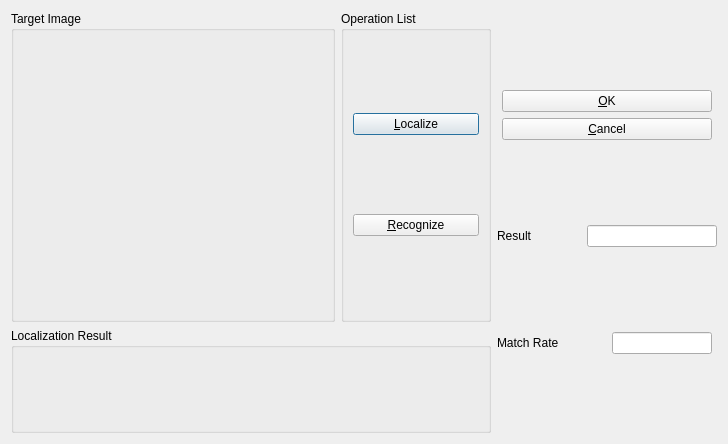
The window that MTMS_Server/recognizedialog.ui (zhming0/Modernization-Traffic-Monitoring-System) describes before a commit, drawn with Qt 5.
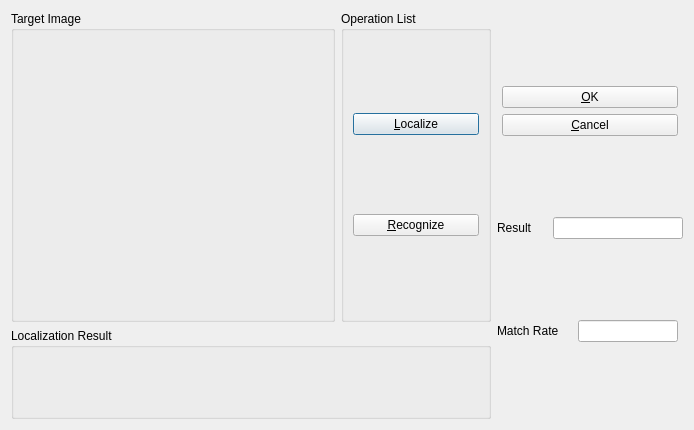
The same window after the commit. Icons and pictures are not drawn. Custom widgets are drawn as their Qt base class.

Patch:
```diff
--- a/MTMS_Server/recognizedialog.ui
+++ b/MTMS_Server/recognizedialog.ui
@@ -6,8 +6,8 @@
    <rect>
     <x>0</x>
     <y>0</y>
-    <width>728</width>
-    <height>444</height>
+    <width>692</width>
+    <height>412</height>
    </rect>
   </property>
   <property name="windowTitle">
```
Left out of the diff: 22 changed lines with no effect on the pictures.
